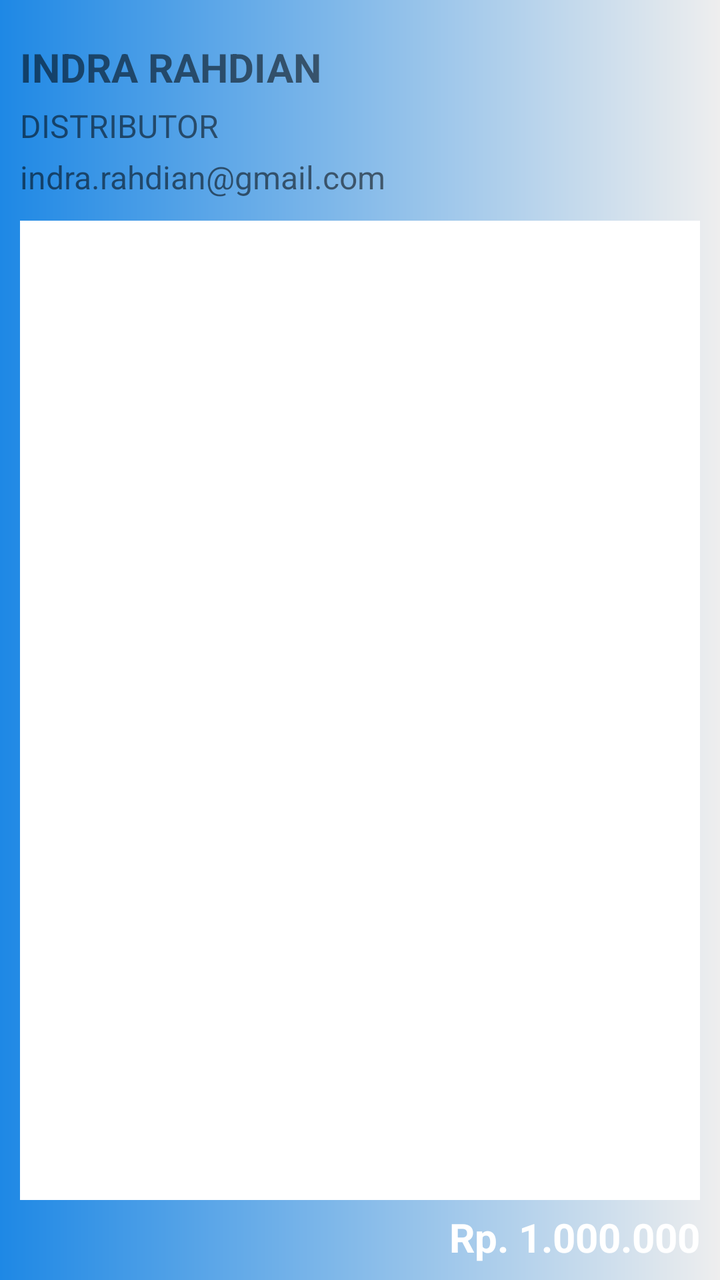
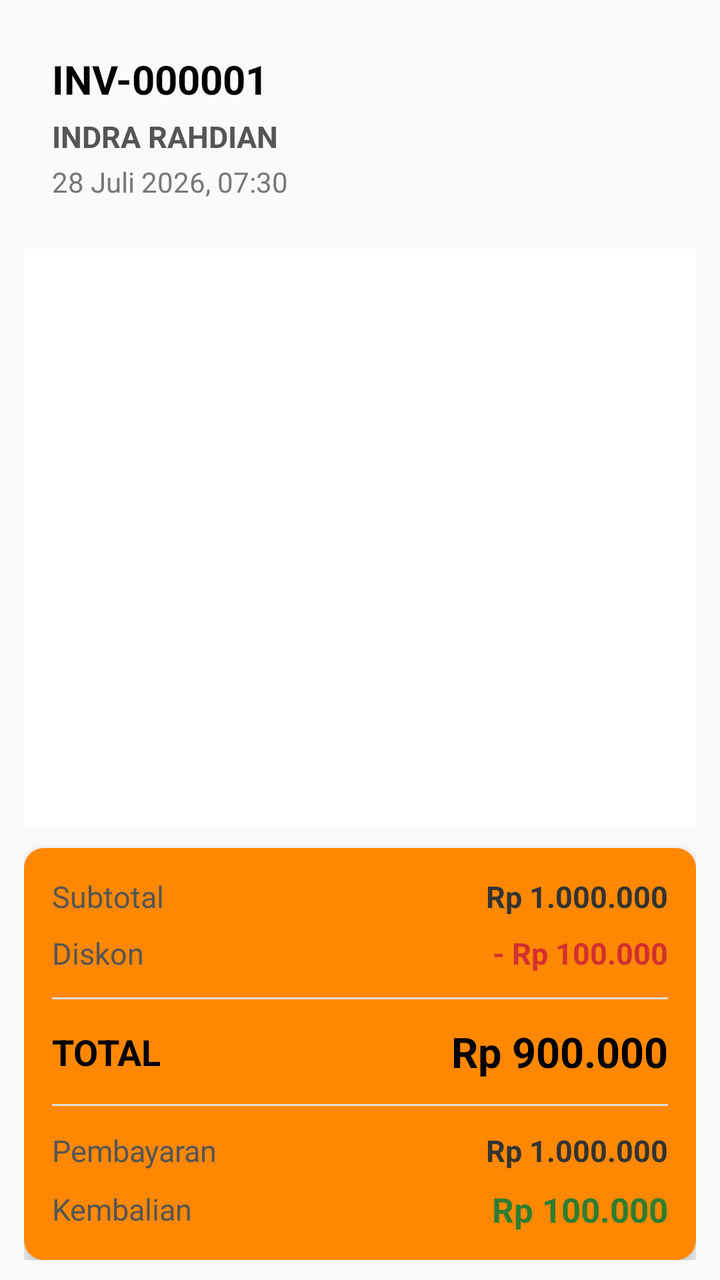

Two renders of the same Android screen: before a commit and after it. Below are the layout's source before the change and the commit's diff.
<!-- AndroidManifest.xml: application theme AppThemeLogin.NoActionBar -->
<!-- res/layout/activity_detail_item.xml -->
<?xml version="1.0" encoding="utf-8"?>

<RelativeLayout xmlns:android="http://schemas.android.com/apk/res/android"
    xmlns:tools="http://schemas.android.com/tools"
    xmlns:app="http://schemas.android.com/apk/res-auto"
    android:id="@+id/activity_main"
    android:paddingHorizontal="10dp"
    android:layout_width="match_parent"
    android:layout_height="match_parent"
    android:background="@drawable/button_round_1"

    tools:context=".report.DetailItemActivity">


    <TextView
        android:layout_marginTop="20dp"
        android:id="@+id/invoice"
        android:layout_width="match_parent"
        android:layout_height="wrap_content"

        android:layout_marginBottom="5dp"

        android:text="INDRA RAHDIAN"
        android:textSize="20sp"
        android:textStyle="bold" />

    <TextView

        android:id="@+id/namacustomer"
        android:textSize="16sp"
        android:layout_below="@id/invoice"
        android:layout_marginBottom="4dp"
        android:text="DISTRIBUTOR"
        android:layout_width="match_parent"
        android:layout_height="wrap_content"/>

    <TextView

        android:id="@+id/tanggal"
        android:textSize="16sp"
        android:layout_below="@id/namacustomer"
        android:layout_marginBottom="10dp"
        android:text="indra.rahdian@gmail.com"
        android:layout_width="match_parent"
        android:layout_height="wrap_content"/>

    <androidx.recyclerview.widget.RecyclerView
        android:id="@+id/rvitem"
        android:background="@color/white"
        android:layout_marginBottom="40dp"
        android:layout_below="@id/tanggal"
        android:layout_marginTop="1dp"
        android:layout_width="match_parent"
        android:layout_height="match_parent"/>

    <TextView
        android:textAlignment="textEnd"
        android:layout_alignParentBottom="true"
        android:id="@+id/summary"
        android:layout_width="match_parent"
        android:layout_height="30dp"
        android:layout_marginBottom="5dp"

        android:text="Rp. 1.000.000"
        android:textColor="@color/white"
        android:textSize="20sp"
        android:textStyle="bold" />


    <ProgressBar
        android:visibility="gone"
        android:id="@+id/loading"
        android:layout_centerInParent="true"
        android:layout_width="match_parent"
        android:layout_height="wrap_content"/>



</RelativeLayout>
<!-- resources referenced by this layout -->
<resources>
  <color name="white">#FFFFFF</color>
  <!-- drawable button_round_1 (drawable) -->
  <?xml version="1.0" encoding="utf-8"?>
  
  <shape xmlns:android="http://schemas.android.com/apk/res/android"
      android:shape="rectangle">
      <corners
          android:bottomLeftRadius="0dp"
          android:bottomRightRadius="0dp"
          android:topLeftRadius="0dp"
          android:topRightRadius="0dp" />
      <gradient
          android:angle="360"
          android:endColor="@color/color_grey_toWhite"
          android:startColor="@color/blue_natural" />
  
  </shape>
  <style name="AppThemeLogin.NoActionBar">
          <item name="windowActionBar">false</item>
          <item name="windowNoTitle">true</item>
      </style>
  <color name="color_grey_toWhite">#eeeeee</color>
  <color name="blue_natural">#1E88E5</color>
</resources>

<!-- the commit's change to res/layout/activity_detail_item.xml (unified diff, before → after) -->
@@ -2,78 +2,400 @@
 
 <RelativeLayout xmlns:android="http://schemas.android.com/apk/res/android"
     xmlns:tools="http://schemas.android.com/tools"
-    xmlns:app="http://schemas.android.com/apk/res-auto"
     android:id="@+id/activity_main"
-    android:paddingHorizontal="10dp"
     android:layout_width="match_parent"
     android:layout_height="match_parent"
-    android:background="@drawable/button_round_1"
-
+    android:paddingHorizontal="12dp"
+    android:paddingTop="12dp"
+    android:paddingBottom="10dp"
     tools:context=".report.DetailItemActivity">
 
-
-    <TextView
-        android:layout_marginTop="20dp"
-        android:id="@+id/invoice"
-        android:layout_width="match_parent"
-        android:layout_height="wrap_content"
-
-        android:layout_marginBottom="5dp"
-
-        android:text="INDRA RAHDIAN"
-        android:textSize="20sp"
-        android:textStyle="bold" />
-
-    <TextView
-
-        android:id="@+id/namacustomer"
-        android:textSize="16sp"
-        android:layout_below="@id/invoice"
-        android:layout_marginBottom="4dp"
-        android:text="DISTRIBUTOR"
-        android:layout_width="match_parent"
-        android:layout_height="wrap_content"/>
-
-    <TextView
-
-        android:id="@+id/tanggal"
-        android:textSize="16sp"
-        android:layout_below="@id/namacustomer"
-        android:layout_marginBottom="10dp"
-        android:text="indra.rahdian@gmail.com"
-        android:layout_width="match_parent"
-        android:layout_height="wrap_content"/>
-
+    
+    <LinearLayout
+        android:id="@+id/layoutHeader"
+        android:layout_width="match_parent"
+        android:layout_height="wrap_content"
+
+        android:elevation="3dp"
+        android:orientation="vertical"
+        android:padding="14dp">
+
+        <TextView
+            android:id="@+id/invoice"
+            android:layout_width="match_parent"
+            android:layout_height="wrap_content"
+            android:text="INV-000001"
+            android:textColor="@android:color/black"
+            android:textSize="20sp"
+            android:textStyle="bold" />
+
+        <TextView
+            android:id="@+id/namacustomer"
+            android:layout_width="match_parent"
+            android:layout_height="wrap_content"
+            android:layout_marginTop="5dp"
+            android:text="INDRA RAHDIAN"
+            android:textColor="#555555"
+            android:textSize="15sp"
+            android:textStyle="bold" />
+
+        <TextView
+            android:id="@+id/tanggal"
+            android:layout_width="match_parent"
+            android:layout_height="wrap_content"
+            android:layout_marginTop="3dp"
+            android:text="28 Juli 2026, 07:30"
+            android:textColor="#777777"
+            android:textSize="14sp" />
+
+    </LinearLayout>
+
+    
+    <LinearLayout
+        android:id="@+id/layoutSummary"
+        android:layout_width="match_parent"
+        android:layout_height="wrap_content"
+        android:layout_alignParentBottom="true"
+        android:background="@drawable/button_round_2"
+        android:elevation="6dp"
+        android:orientation="vertical"
+        android:padding="14dp">
+
+        
+        <LinearLayout
+            android:layout_width="match_parent"
+            android:layout_height="wrap_content"
+            android:gravity="center_vertical"
+            android:orientation="horizontal">
+
+            <TextView
+                android:layout_width="0dp"
+                android:layout_height="wrap_content"
+                android:layout_weight="1"
+                android:text="Subtotal"
+                android:textColor="#555555"
+                android:textSize="15sp" />
+
+            <TextView
+                android:id="@+id/subtotal"
+                android:layout_width="wrap_content"
+                android:layout_height="wrap_content"
+                android:text="Rp 1.000.000"
+                android:textColor="#333333"
+                android:textSize="15sp"
+                android:textStyle="bold" />
+
+        </LinearLayout>
+
+        
+        <LinearLayout
+            android:layout_width="match_parent"
+            android:layout_height="wrap_content"
+            android:layout_marginTop="8dp"
+            android:gravity="center_vertical"
+            android:orientation="horizontal">
+
+            <TextView
+                android:layout_width="0dp"
+                android:layout_height="wrap_content"
+                android:layout_weight="1"
+                android:text="Diskon"
+                android:textColor="#555555"
+                android:textSize="15sp" />
+
+            <TextView
+                android:id="@+id/discount"
+                android:layout_width="wrap_content"
+                android:layout_height="wrap_content"
+                android:text="- Rp 100.000"
+                android:textColor="#D32F2F"
+                android:textSize="15sp"
+                android:textStyle="bold" />
+
+        </LinearLayout>
+
+        
+        <View
+            android:layout_width="match_parent"
+            android:layout_height="1dp"
+            android:layout_marginTop="12dp"
+            android:layout_marginBottom="12dp"
+            android:background="#DDDDDD" />
+
+        
+        <LinearLayout
+            android:layout_width="match_parent"
+            android:layout_height="wrap_content"
+            android:gravity="center_vertical"
+            android:orientation="horizontal">
+
+            <TextView
+                android:layout_width="0dp"
+                android:layout_height="wrap_content"
+                android:layout_weight="1"
+                android:text="TOTAL"
+                android:textColor="@android:color/black"
+                android:textSize="18sp"
+                android:textStyle="bold" />
+
+            <TextView
+                android:id="@+id/summary"
+                android:layout_width="wrap_content"
+                android:layout_height="wrap_content"
+                android:text="Rp 900.000"
+                android:textColor="@android:color/black"
+                android:textSize="21sp"
+                android:textStyle="bold" />
+
+        </LinearLayout>
+
+        
+        <View
+            android:layout_width="match_parent"
+            android:layout_height="1dp"
+            android:layout_marginTop="12dp"
+            android:layout_marginBottom="12dp"
+            android:background="#DDDDDD" />
+
+        
+        <LinearLayout
+            android:layout_width="match_parent"
+            android:layout_height="wrap_content"
+            android:gravity="center_vertical"
+            android:orientation="horizontal">
+
+            <TextView
+                android:layout_width="0dp"
+                android:layout_height="wrap_content"
+                android:layout_weight="1"
+                android:text="Pembayaran"
+                android:textColor="#555555"
+                android:textSize="15sp" />
+
+            <TextView
+                android:id="@+id/pembayaran"
+                android:layout_width="wrap_content"
+                android:layout_height="wrap_content"
+                android:text="Rp 1.000.000"
+                android:textColor="#333333"
+                android:textSize="15sp"
+                android:textStyle="bold" />
+
+        </LinearLayout>
+
+        
+        <LinearLayout
+            android:layout_width="match_parent"
+            android:layout_height="wrap_content"
+            android:layout_marginTop="8dp"
+            android:gravity="center_vertical"
+            android:orientation="horizontal">
+
+            <TextView
+                android:id="@+id/lblkembalian"
+                android:layout_width="0dp"
+                android:layout_height="wrap_content"
+                android:layout_weight="1"
+                android:text="Kembalian"
+                android:textColor="#555555"
+                android:textSize="15sp" />
+
+            <TextView
+                android:id="@+id/kembalian"
+                android:layout_width="wrap_content"
+                android:layout_height="wrap_content"
+                android:text="Rp 100.000"
+                android:textColor="#2E7D32"
+                android:textSize="17sp"
+                android:textStyle="bold" />
+
+        </LinearLayout>
+
+    </LinearLayout>
+
+    
     <androidx.recyclerview.widget.RecyclerView
         android:id="@+id/rvitem"
-        android:background="@color/white"
-        android:layout_marginBottom="40dp"
-        android:layout_below="@id/tanggal"
-        android:layout_marginTop="1dp"
-        android:layout_width="match_parent"
-        android:layout_height="match_parent"/>
-
+        android:layout_width="match_parent"
+        android:layout_height="match_parent"
+        android:layout_below="@id/layoutHeader"
+        android:layout_above="@id/layoutSummary"
+        android:layout_marginTop="10dp"
+        android:layout_marginBottom="10dp"
+        android:background="@android:color/white"
+        android:clipToPadding="false"
+        android:padding="5dp"
+        android:scrollbars="vertical"
+        tools:listitem="@layout/itemdetail2" />
+
+    
+    <ProgressBar
+        android:id="@+id/loading"
+        android:layout_width="48dp"
+        android:layout_height="48dp"
+        android:layout_centerInParent="true"
+        android:visibility="gone" />
+
+</RelativeLayout>
+<!-- res/layout/itemdetail2.xml (included above) -->
+<?xml version="1.0" encoding="utf-8"?>
+
+<LinearLayout xmlns:android="http://schemas.android.com/apk/res/android"
+    xmlns:tools="http://schemas.android.com/tools"
+    android:id="@+id/list_item"
+    android:layout_width="match_parent"
+    android:layout_height="wrap_content"
+    android:layout_marginHorizontal="8dp"
+    android:layout_marginVertical="5dp"
+    android:background="@drawable/bg_item_transaksi"
+    android:elevation="2dp"
+    android:orientation="vertical"
+    android:padding="12dp">
+
+    
     <TextView
-        android:textAlignment="textEnd"
-        android:layout_alignParentBottom="true"
-        android:id="@+id/summary"
-        android:layout_width="match_parent"
-        android:layout_height="30dp"
-        android:layout_marginBottom="5dp"
-
-        android:text="Rp. 1.000.000"
-        android:textColor="@color/white"
-        android:textSize="20sp"
-        android:textStyle="bold" />
-
-
-    <ProgressBar
-        android:visibility="gone"
-        android:id="@+id/loading"
-        android:layout_centerInParent="true"
-        android:layout_width="match_parent"
-        android:layout_height="wrap_content"/>
-
-
-
-</RelativeLayout>
+        android:id="@+id/namaproduk"
+        android:layout_width="match_parent"
+        android:layout_height="wrap_content"
+        android:ellipsize="end"
+        android:maxLines="2"
+        android:text="Nasi Goreng Spesial"
+        android:textColor="@color/black"
+        android:textSize="16sp"
+        android:textStyle="bold"
+        tools:ignore="HardcodedText" />
+
+    
+    <LinearLayout
+        android:layout_width="match_parent"
+        android:layout_height="wrap_content"
+        android:layout_marginTop="7dp"
+        android:gravity="center_vertical"
+        android:orientation="horizontal">
+
+        <TextView
+            android:id="@+id/quantity"
+            android:layout_width="wrap_content"
+            android:layout_height="wrap_content"
+            android:text="2"
+            android:textColor="#616161"
+            android:textSize="14sp"
+            tools:ignore="HardcodedText" />
+
+        <TextView
+            android:layout_width="wrap_content"
+            android:layout_height="wrap_content"
+            android:layout_marginHorizontal="6dp"
+            android:text="×"
+            android:textColor="#757575"
+            android:textSize="14sp"
+            tools:ignore="HardcodedText" />
+
+        <TextView
+            android:id="@+id/hargasatuan"
+            android:layout_width="0dp"
+            android:layout_height="wrap_content"
+            android:layout_weight="1"
+            android:text="Rp 100.000"
+            android:textColor="#616161"
+            android:textSize="14sp"
+            tools:ignore="HardcodedText" />
+
+    </LinearLayout>
+
+    
+    <View
+        android:layout_width="match_parent"
+        android:layout_height="1dp"
+        android:layout_marginTop="10dp"
+        android:layout_marginBottom="10dp"
+        android:background="#E5E5E5" />
+
+    
+    <LinearLayout
+        android:layout_width="match_parent"
+        android:layout_height="wrap_content"
+        android:gravity="center_vertical"
+        android:orientation="horizontal">
+
+        <TextView
+            android:layout_width="0dp"
+            android:layout_height="wrap_content"
+            android:layout_weight="1"
+            android:text="Subtotal"
+            android:textColor="#757575"
+            android:textSize="13sp"
+            tools:ignore="HardcodedText" />
+
+        <TextView
+            android:id="@+id/subtotal"
+            android:layout_width="wrap_content"
+            android:layout_height="wrap_content"
+            android:text="Rp 200.000"
+            android:textColor="#424242"
+            android:textSize="13sp"
+            android:textStyle="bold"
+            tools:ignore="HardcodedText" />
+
+    </LinearLayout>
+
+    
+    <LinearLayout
+        android:layout_width="match_parent"
+        android:layout_height="wrap_content"
+        android:layout_marginTop="6dp"
+        android:gravity="center_vertical"
+        android:orientation="horizontal">
+
+        <TextView
+            android:layout_width="0dp"
+            android:layout_height="wrap_content"
+            android:layout_weight="1"
+            android:text="Diskon"
+            android:textColor="#757575"
+            android:textSize="13sp"
+            tools:ignore="HardcodedText" />
+
+        <TextView
+            android:id="@+id/discount"
+            android:layout_width="wrap_content"
+            android:layout_height="wrap_content"
+            android:text="- Rp 20.000"
+            android:textColor="#D32F2F"
+            android:textSize="13sp"
+            android:textStyle="bold"
+            tools:ignore="HardcodedText" />
+
+    </LinearLayout>
+
+    
+    <LinearLayout
+        android:layout_width="match_parent"
+        android:layout_height="wrap_content"
+        android:layout_marginTop="9dp"
+        android:gravity="center_vertical"
+        android:orientation="horizontal">
+
+        <TextView
+            android:layout_width="0dp"
+            android:layout_height="wrap_content"
+            android:layout_weight="1"
+            android:text="Total"
+            android:textColor="@color/black"
+            android:textSize="15sp"
+            android:textStyle="bold"
+            tools:ignore="HardcodedText" />
+
+        <TextView
+            android:id="@+id/totalharga"
+            android:layout_width="wrap_content"
+            android:layout_height="wrap_content"
+            android:text="Rp 180.000"
+            android:textColor="@color/merah"
+            android:textSize="16sp"
+            android:textStyle="bold"
+            tools:ignore="HardcodedText" />
+
+    </LinearLayout>
+
+</LinearLayout>
<!-- resource entries referenced after the edit -->
@@ -1,27 +1,60 @@
 <!-- resources referenced by this layout -->
 <resources>
-  <color name="white">#FFFFFF</color>
-  <!-- drawable button_round_1 (drawable) -->
+  <color name="black">#000000</color>
+  <color name="merah">#d13636</color>
+  <!-- drawable bg_item_transaksi (drawable) -->
+  <?xml version="1.0" encoding="utf-8"?>
+  <selector xmlns:android="http://schemas.android.com/apk/res/android">
+  
+      <item android:state_pressed="true">
+          <shape android:shape="rectangle">
+  
+              <solid android:color="#F1F3F5" />
+  
+              <corners android:radius="12dp" />
+  
+              <stroke
+                  android:width="1dp"
+                  android:color="#DADCE0" />
+  
+          </shape>
+      </item>
+  
+      <item>
+          <shape android:shape="rectangle">
+  
+              <solid android:color="@color/white" />
+  
+              <corners android:radius="12dp" />
+  
+              <stroke
+                  android:width="1dp"
+                  android:color="#EEEEEE" />
+  
+          </shape>
+      </item>
+  
+  </selector>
+  <!-- drawable button_round_2 (drawable) -->
   <?xml version="1.0" encoding="utf-8"?>
   
   <shape xmlns:android="http://schemas.android.com/apk/res/android"
       android:shape="rectangle">
       <corners
-          android:bottomLeftRadius="0dp"
-          android:bottomRightRadius="0dp"
-          android:topLeftRadius="0dp"
-          android:topRightRadius="0dp" />
+          android:bottomLeftRadius="10dp"
+          android:bottomRightRadius="10dp"
+          android:topLeftRadius="10dp"
+          android:topRightRadius="10dp" />
       <gradient
           android:angle="360"
-          android:endColor="@color/color_grey_toWhite"
-          android:startColor="@color/blue_natural" />
+          android:endColor="@android:color/holo_orange_dark"
+          android:startColor="@android:color/holo_orange_dark" />
   
   </shape>
+  <color name="white">#FFFFFF</color>
   <style name="AppThemeLogin.NoActionBar">
           <item name="windowActionBar">false</item>
           <item name="windowNoTitle">true</item>
       </style>
-  <color name="color_grey_toWhite">#eeeeee</color>
-  <color name="blue_natural">#1E88E5</color>
 </resources>
 
